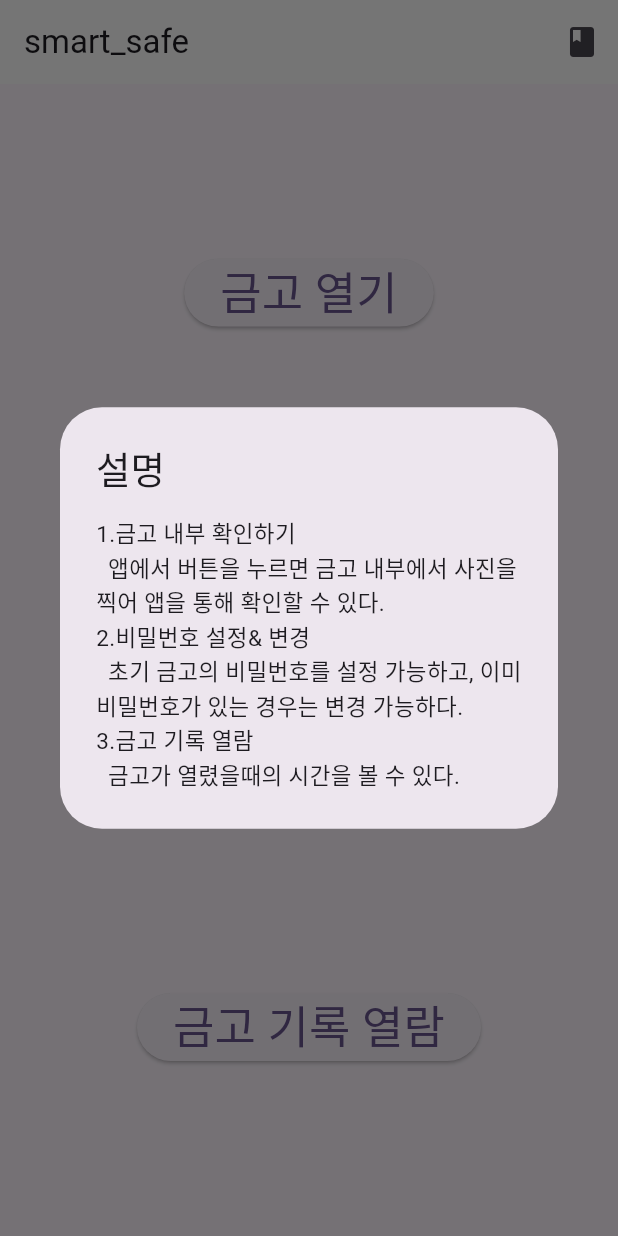
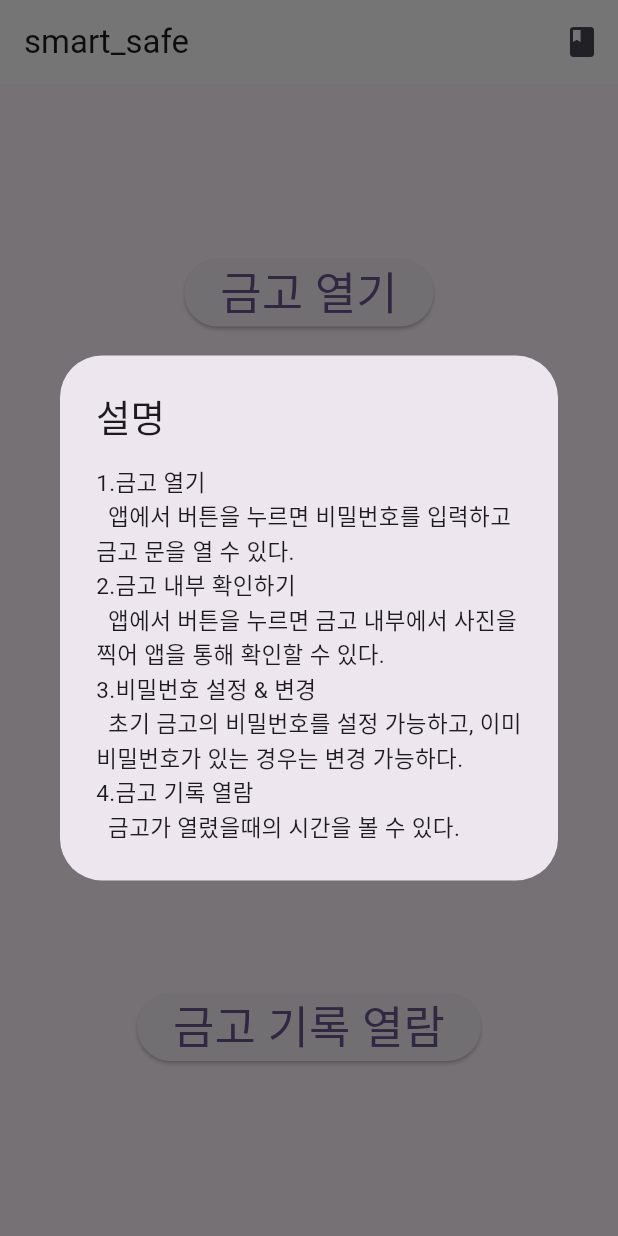
Before and after one commit to LIMCHAEJU/smart, a Flutter app: the screen it shows after launch, after a tap on the "book" icon, on a phone screen of 412 x 824 dp. Run offline on Flutter 3.47's test engine with Material 3 defaults, Android fonts, the phone set to English and light mode, and no system bars; our stand-ins replace firebase_core, firebase_database; accounts and stored records are empty.

Commit message:
설명서 & 금고 기록 수정

```diff
--- a/lib/home.dart
+++ b/lib/home.dart
@@ -119,7 +119,15 @@ class _MyHomePageState extends State<MyHomePage> {
               child: ListBody(
                 children: <Widget>[
                   Text(
-                    '1.금고 내부 확인하기',
+                    '1.금고 열기',
+                    style: TextStyle(fontSize: 15),
+                  ),
+                  Text(
+                    '  앱에서 버튼을 누르면 비밀번호를 입력하고 금고 문을 열 수 있다.',
+                    style: TextStyle(fontSize: 15),
+                  ),
+                  Text(
+                    '2.금고 내부 확인하기',
                     style: TextStyle(fontSize: 15),
                   ),
                   Text(
@@ -127,7 +135,7 @@ class _MyHomePageState extends State<MyHomePage> {
                     style: TextStyle(fontSize: 15),
                   ),
                   Text(
-                    '2.비밀번호 설정& 변경',
+                    '3.비밀번호 설정 & 변경',
                     style: TextStyle(fontSize: 15),
                   ),
                   Text(
@@ -135,7 +143,7 @@ class _MyHomePageState extends State<MyHomePage> {
                     style: TextStyle(fontSize: 15),
                   ),
                   Text(
-                    '3.금고 기록 열람',
+                    '4.금고 기록 열람',
                     style: TextStyle(fontSize: 15),
                   ),
                   Text(
@@ -185,7 +193,7 @@ void _showPasswordInputDialog(
               if (_passwordController.text == correctPassword) {
                 await openRef.set('1');
 
-                // Password is correct, save the opening time to Firebase
+                // 입력한 비밀번호가 맞으면 금고 기록에 현재 시간 기입
                 final DateTime now = DateTime.now();
                 final String formattedTime =
                     DateFormat('yyyy-MM-dd HH:mm:ss', 'en_US')
@@ -193,14 +201,14 @@ void _showPasswordInputDialog(
                         .toString();
                 await historyRef.push().set(formattedTime);
 
-                Navigator.of(context).pop(); // Close the dialog
+                Navigator.of(context).pop();
                 ScaffoldMessenger.of(context).showSnackBar(
                   const SnackBar(
                     content: Text('금고가 열렸습니다.'),
                   ),
                 );
               } else {
-                // Incorrect password
+                // 입력한 비밀번호가 틀리면
                 ScaffoldMessenger.of(context).showSnackBar(
                   const SnackBar(
                     content: Text('비밀번호가 일치하지 않습니다.'),
@@ -318,8 +326,7 @@ class _PasswordScreen extends State<PasswordScreen> {
     } else {
       if (newPassword.length == 4) {
         //데이터 베이스에서 비밀번호 불러오기
-        //password=
-        if (oldPassword == null || oldPassword.isEmpty) {
+        if (oldPassword.isEmpty) {
           // newPassword를 비밀번호로 DB에 저장
           _passwordRef.set(newPassword);
         } else {
@@ -399,9 +406,6 @@ class PictureScreen extends StatefulWidget {
 }
 
 class _PictureScreen extends State<PictureScreen> {
-  final DatabaseReference _pictureRef =
-      FirebaseDatabase.instance.reference().child('picture');
-
   @override
   Widget build(BuildContext context) {
     return Scaffold(
@@ -452,7 +456,6 @@ class _HistoryScreen extends State<HistoryScreen> {
       }
     } catch (error) {
       print("Error loading opening times: $error");
-      // Handle the error, you can show a message or take appropriate action
     }
   }
 
@@ -464,20 +467,17 @@ class _HistoryScreen extends State<HistoryScreen> {
         title: const Text('금고 기록'),
       ),
       body: Center(
-        child: Column(
-          mainAxisAlignment: MainAxisAlignment.spaceEvenly,
-          children: <Widget>[
-            for (String time in openingTimes) Text(time),
-          ],
+        child: ListView.builder(
+          itemCount: openingTimes.length,
+          itemBuilder: (context, index) {
+            // 가장 최신 기록이 맨 위에 오도록 함
+            final reversedIndex = openingTimes.length - 1 - index;
+            final time = openingTimes[reversedIndex];
+
+            return Text(time);
+          },
         ),
       ),
     );
   }
-
-  Future<void> _taskUpdate(String uid, String id, bool state) async {
-    if (state == true) {
-      // Assuming you will perform some action when state is true
-      // Add your Firestore or Realtime Database logic here
-    }
-  }
 }
```
